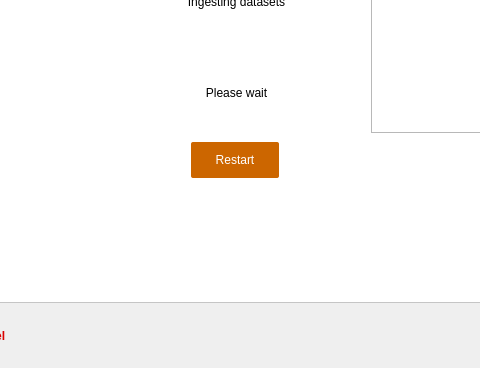
Qt form PSIArchiver/dialog.ui (paulscherrerinstitute/scicat-qt) before a commit; both pictures show x 210 to 690 and y 313 to 681 of the 814 by 681 pixel window.
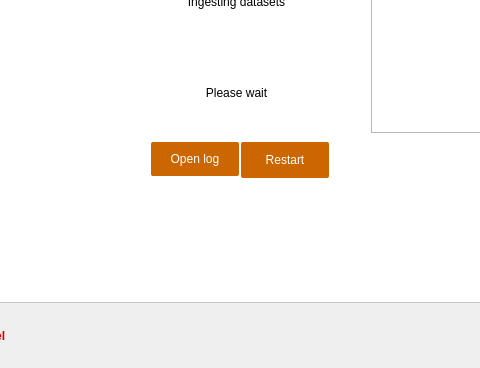
The same form after that commit. Icons and pictures are not drawn.

```diff
--- a/PSIArchiver/dialog.ui
+++ b/PSIArchiver/dialog.ui
@@ -1907,7 +1907,7 @@
             <widget class="QPushButton" name="pushButtonRestart">
              <property name="geometry">
               <rect>
-               <x>280</x>
+               <x>330</x>
                <y>380</y>
                <width>88</width>
                <height>36</height>
@@ -1973,6 +1973,19 @@
               </rect>
              </property>
             </widget>
+            <widget class="QPushButton" name="pushButton">
+             <property name="geometry">
+              <rect>
+               <x>240</x>
+               <y>380</y>
+               <width>88</width>
+               <height>34</height>
+              </rect>
+             </property>
+             <property name="text">
+              <string>Open log</string>
+             </property>
+            </widget>
            </widget>
            <widget class="QWidget" name="retrieverPage">
             <widget class="QTableWidget" name="tableWidgetRetriever">
```
